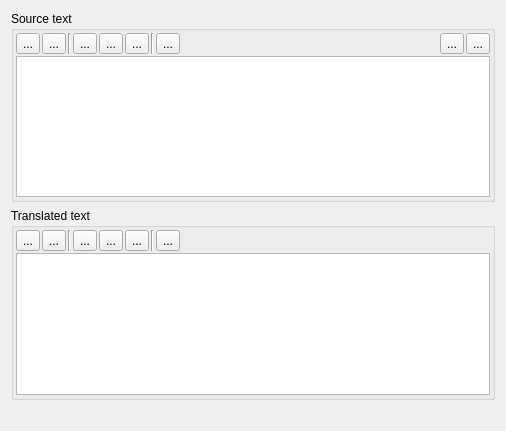
First picture: the form in ocreditor.ui, repository kernel1024/qmanga, before the edit.
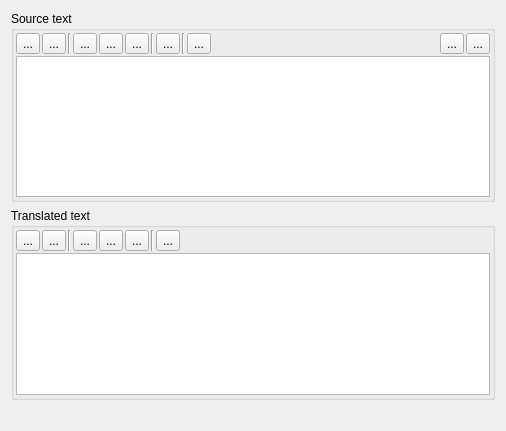
Second picture: the form after the edit. Icons and pictures are not drawn.

Commit message: Updated DBus support for jpreader, search from context menu in OCR window.

What changed in the file:
```diff
--- a/ocreditor.ui
+++ b/ocreditor.ui
@@ -135,6 +135,30 @@
           </property>
          </widget>
         </item>
+        <item>
+         <widget class="Line" name="line_5">
+          <property name="orientation">
+           <enum>Qt::Vertical</enum>
+          </property>
+         </widget>
+        </item>
+        <item>
+         <widget class="QToolButton" name="dictSearchButton">
+          <property name="toolTip">
+           <string>Dictionary search</string>
+          </property>
+          <property name="text">
+           <string>...</string>
+          </property>
+          <property name="icon">
+           <iconset resource="qmanga.qrc">
+            <normaloff>:/16/document-preview</normaloff>:/16/document-preview</iconset>
+          </property>
+          <property name="checkable">
+           <bool>true</bool>
+          </property>
+         </widget>
+        </item>
         <item>
          <spacer name="horizontalSpacer">
           <property name="orientation">
```
Left out of the diff: 8 changed lines with no effect on the pictures. The commit also changes 8 other files.
